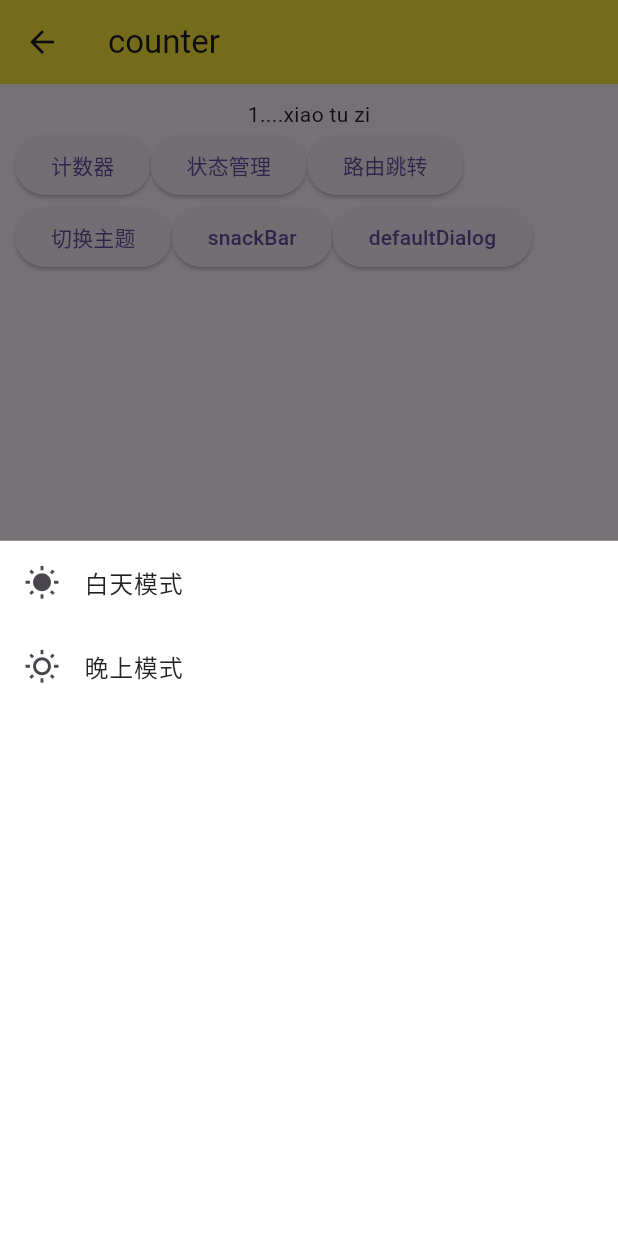
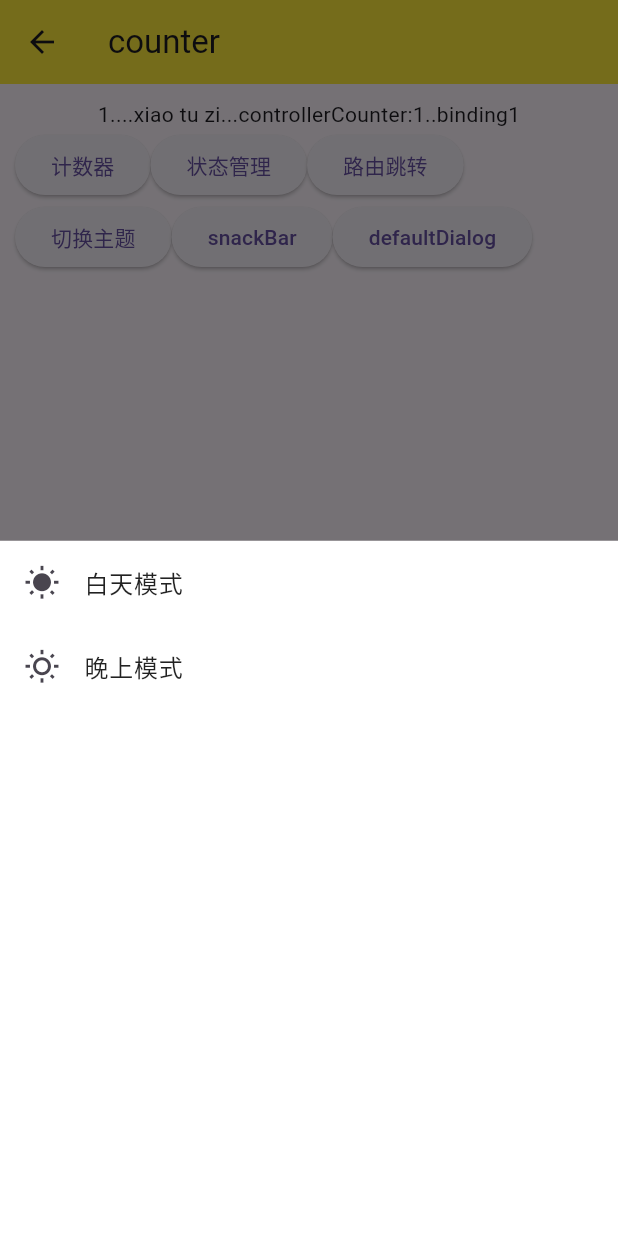
Before and after one commit to su3233/flutter_demo, a Flutter app: the GetxPage screen opened directly, after a tap on the "add" icon, after a tap on "切换主题", on a phone screen of 412 x 824 dp. Run offline on Flutter 3.47's test engine with Material 3 defaults, Android fonts, the phone set to English and light mode, and no system bars; our stand-ins replace date_format, fluttertoast, get, photo_view, shared_preferences; missing offline and left inert: dart:ffi; accounts and stored records are empty.

Commit message:
通过GetxController实现多个页面数据共享，全局controller配置

```diff
--- /dev/null
+++ b/lib/bilibili/get/controller/counter.dart
@@ -0,0 +1,15 @@
+import 'package:get/get.dart';
+
+class CounterController extends GetxController {
+  final RxInt counter = 0.obs;
+
+  void inc() {
+    counter.value++;
+    update();
+  }
+
+  void dec() {
+    counter.value--;
+    update();
+  }
+}
--- a/lib/bilibili/get/getx.dart
+++ b/lib/bilibili/get/getx.dart
@@ -2,11 +2,14 @@ import 'package:flutter/material.dart';
 import 'package:flutter_demo/prictice/_8_abstract.dart';
 import 'package:get/get.dart';
 import '../../pages/news.dart';
+import 'getPages/counterGetx.dart';
 import 'getPages/createOrder.dart';
 import 'getPages/realPay.dart';
 import 'getPages/shop.dart';
 import 'getRouters.dart';
 import '../../bilibili/get/middleware/shopMiddleWare.dart';
+import '../../bilibili/get/controller/counter.dart';
+import 'bindings/binding.dart';
 
 ///get对话框，主题，snackBar，
 void main() => runApp(GetMaterialApp(
@@ -17,6 +20,7 @@ void main() => runApp(GetMaterialApp(
       // initialRoute: "/",
       ///使用onGenerateRoute+routes 或者使用getPages+initialRoute 二选一
       defaultTransition: Transition.rightToLeft,
+      initialBinding: AllControllerBinding(), //全局绑定bindingControoler
       getPages: [
         GetPage(name: "/", page: () => const GetxPage()),
         GetPage(name: "/news", page: () => const NewsPage()),
@@ -27,6 +31,7 @@ void main() => runApp(GetMaterialApp(
             transition: Transition.fade),
         GetPage(name: "/createOrder", page: () => const CreateOrderPage()),
         GetPage(name: "/realPay", page: () => const RealPayPage()),
+        GetPage(name: "/counter", page: () => const CounterGetx()),
       ],
       // home: const GetxPage()
     ));
@@ -45,6 +50,12 @@ class _GetxPage extends State<GetxPage> {
   ///类的obs
   final _person = Person(2, "xiao mao").obs;
 
+  ///数据共享
+  CounterController counterController = Get.put(CounterController());
+
+  //使用binding,就不需要put初始化，可以直接使用
+  CounterController controller = Get.find();
+
   @override
   Widget build(context) => Scaffold(
       appBar: AppBar(
@@ -56,10 +67,16 @@ class _GetxPage extends State<GetxPage> {
           child: Wrap(
             children: [
               Center(
-                child: Obx(() => Text("$count....${_person.value.name}")),
+                child: Obx(() => Text(
+                    "$count....${_person.value.name}...controllerCounter:${counterController.counter}"
+                    "..binding${controller.counter}")),
               ),
               ElevatedButton(onPressed: () {}, child: const Text("计数器")),
-              ElevatedButton(onPressed: () {}, child: const Text("状态管理")),
+              ElevatedButton(
+                  onPressed: () {
+                    Get.toNamed("/counter");
+                  },
+                  child: const Text("状态管理")),
               ElevatedButton(
                   onPressed: () {
                     Get.toNamed("/shopPage");
@@ -102,6 +119,9 @@ class _GetxPage extends State<GetxPage> {
             _person.value.name = "xiao tu zi";
             _person.value = _person.value;
 
+            ///数据共享getxController
+            counterController.inc();
+
             ///两种方式
             // _person.value =Person(3, "xiao tu zi");
           }));
```
Also changed, not shown: lib/bilibili/get/bindings/binding.dart (added, +9 -0 lines), lib/bilibili/get/getPages/counterGetx.dart (added, +48 -0 lines).
